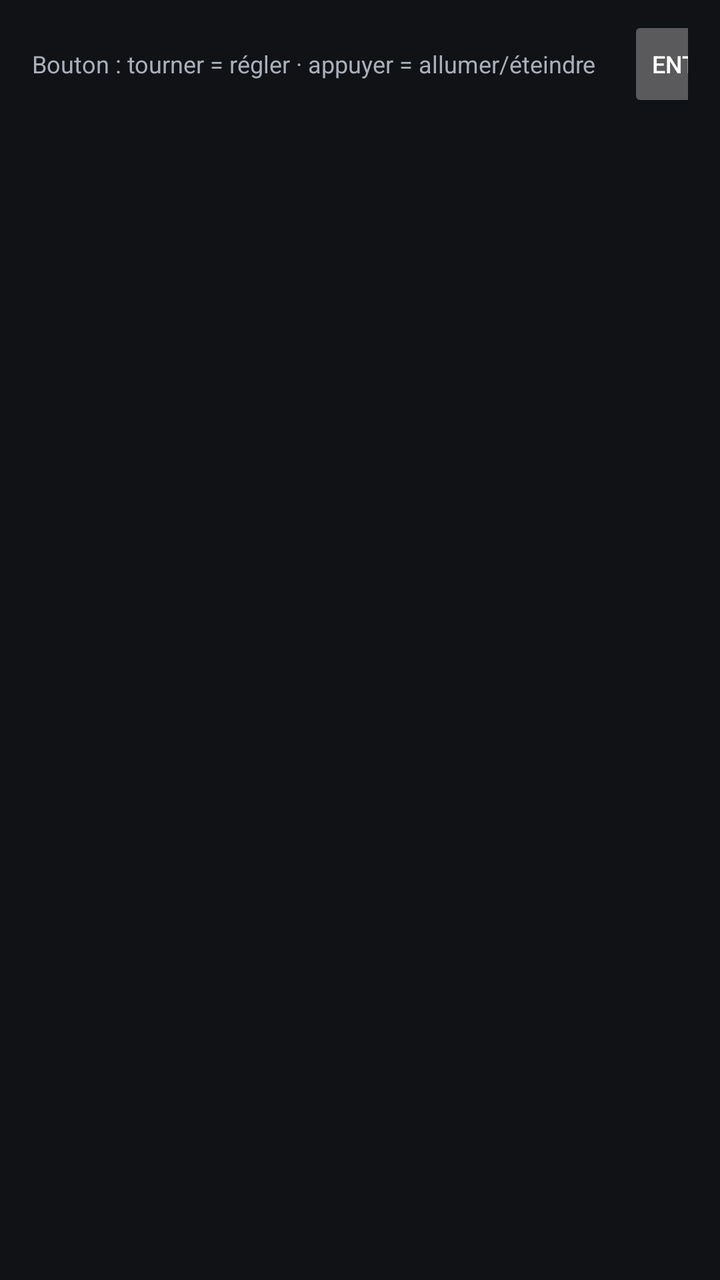
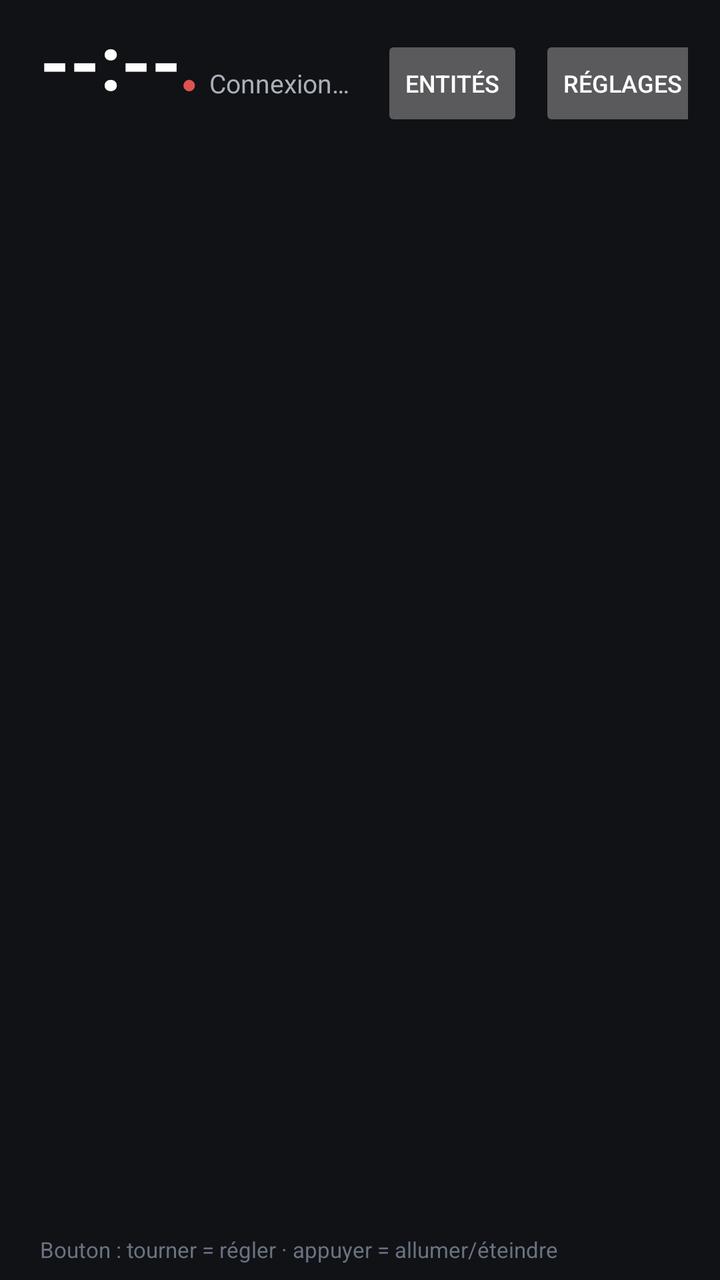

Two renders of the same Android screen: before a commit and after it. Below are the layout's source before the change and the commit's diff.
<!-- AndroidManifest.xml: application theme Theme.HaPanel -->
<!-- res/layout/activity_main.xml -->
<?xml version="1.0" encoding="utf-8"?>
<FrameLayout xmlns:android="http://schemas.android.com/apk/res/android"
    android:layout_width="match_parent"
    android:layout_height="match_parent"
    android:background="@color/background">

    <LinearLayout
        android:layout_width="match_parent"
        android:layout_height="match_parent"
        android:orientation="vertical">

        <LinearLayout
            android:layout_width="match_parent"
            android:layout_height="wrap_content"
            android:orientation="horizontal"
            android:gravity="center_vertical"
            android:paddingStart="16dp"
            android:paddingEnd="16dp"
            android:paddingTop="8dp"
            android:paddingBottom="8dp">

            <TextView
                android:id="@+id/status"
                android:layout_width="0dp"
                android:layout_height="wrap_content"
                android:layout_weight="1"
                android:maxLines="1"
                android:ellipsize="end"
                android:text="@string/status_connecting"
                android:textColor="@color/text_secondary"
                android:textSize="13sp" />

            <TextView
                android:id="@+id/knob_hint"
                android:layout_width="wrap_content"
                android:layout_height="wrap_content"
                android:layout_marginEnd="16dp"
                android:text="@string/knob_hint"
                android:textColor="@color/text_secondary"
                android:textSize="12sp" />

            <Button
                android:id="@+id/entities_button"
                android:layout_width="wrap_content"
                android:layout_height="wrap_content"
                android:minWidth="0dp"
                android:text="@string/entities"
                android:textSize="12sp" />

            <Button
                android:id="@+id/settings_button"
                android:layout_width="wrap_content"
                android:layout_height="wrap_content"
                android:layout_marginStart="8dp"
                android:minWidth="0dp"
                android:text="@string/settings"
                android:textSize="12sp" />

        </LinearLayout>

        <TextView
            android:id="@+id/empty"
            android:layout_width="match_parent"
            android:layout_height="wrap_content"
            android:padding="24dp"
            android:gravity="center"
            android:text="@string/no_entities"
            android:textColor="@color/text_secondary"
            android:visibility="gone" />

        <androidx.recyclerview.widget.RecyclerView
            android:id="@+id/tiles"
            android:layout_width="match_parent"
            android:layout_height="0dp"
            android:layout_weight="1"
            android:paddingStart="11dp"
            android:paddingEnd="11dp"
            android:paddingBottom="8dp"
            android:clipToPadding="false"
            android:scrollbars="none" />

    </LinearLayout>

    <com.judit.hapanel.ScreensaverView
        android:id="@+id/screensaver"
        android:layout_width="match_parent"
        android:layout_height="match_parent"
        android:visibility="gone" />

    
    <com.judit.hapanel.CameraView
        android:id="@+id/camera"
        android:layout_width="match_parent"
        android:layout_height="match_parent"
        android:visibility="gone" />

</FrameLayout>
<!-- resources referenced by this layout -->
<resources>
  <color name="background">#FF101216</color>
  <color name="text_secondary">#FFAAAFB9</color>
  <string name="entities">Entités</string>
  <string name="knob_hint">Bouton : tourner = régler · appuyer = allumer/éteindre</string>
  <string name="no_entities">Aucune entité à afficher. Vérifie la sélection dans les réglages.</string>
  <string name="settings">Réglages</string>
  <string name="status_connecting">Connexion…</string>
  <style name="Theme.HaPanel" parent="Theme.AppCompat.NoActionBar">
          <item name="android:windowBackground">@color/background</item>
          <item name="android:textColorPrimary">@color/text_primary</item>
          <item name="colorAccent">@color/accent</item>
      </style>
  <color name="text_primary">#FFFFFFFF</color>
  <color name="accent">#FF00AAFF</color>
</resources>

<!-- the commit's change to res/layout/activity_main.xml (unified diff, before → after) -->
@@ -9,35 +9,66 @@
         android:layout_height="match_parent"
         android:orientation="vertical">
 
+        
         <LinearLayout
             android:layout_width="match_parent"
             android:layout_height="wrap_content"
             android:orientation="horizontal"
             android:gravity="center_vertical"
-            android:paddingStart="16dp"
+            android:paddingStart="20dp"
             android:paddingEnd="16dp"
-            android:paddingTop="8dp"
-            android:paddingBottom="8dp">
+            android:paddingTop="10dp"
+            android:paddingBottom="10dp">
+
+            <LinearLayout
+                android:layout_width="wrap_content"
+                android:layout_height="wrap_content"
+                android:orientation="vertical">
+
+                <TextView
+                    android:id="@+id/clock"
+                    android:layout_width="wrap_content"
+                    android:layout_height="wrap_content"
+                    android:includeFontPadding="false"
+                    android:text="--:--"
+                    android:textColor="@color/text_primary"
+                    android:textSize="38sp"
+                    android:textStyle="bold" />
+
+                <TextView
+                    android:id="@+id/date"
+                    android:layout_width="wrap_content"
+                    android:layout_height="wrap_content"
+                    android:layout_marginTop="1dp"
+                    android:textColor="@color/text_secondary"
+                    android:textSize="13sp" />
+            </LinearLayout>
+
+            <View
+                android:layout_width="0dp"
+                android:layout_height="1dp"
+                android:layout_weight="1" />
+
+            
+            <TextView
+                android:id="@+id/status_dot"
+                android:layout_width="wrap_content"
+                android:layout_height="wrap_content"
+                android:layout_marginEnd="6dp"
+                android:text="●"
+                android:textColor="@color/status_error"
+                android:textSize="13sp" />
 
             <TextView
                 android:id="@+id/status"
-                android:layout_width="0dp"
+                android:layout_width="wrap_content"
                 android:layout_height="wrap_content"
-                android:layout_weight="1"
+                android:layout_marginEnd="16dp"
                 android:maxLines="1"
                 android:ellipsize="end"
                 android:text="@string/status_connecting"
                 android:textColor="@color/text_secondary"
                 android:textSize="13sp" />
-
-            <TextView
-                android:id="@+id/knob_hint"
-                android:layout_width="wrap_content"
-                android:layout_height="wrap_content"
-                android:layout_marginEnd="16dp"
-                android:text="@string/knob_hint"
-                android:textColor="@color/text_secondary"
-                android:textSize="12sp" />
 
             <Button
                 android:id="@+id/entities_button"
@@ -73,11 +104,23 @@
             android:layout_width="match_parent"
             android:layout_height="0dp"
             android:layout_weight="1"
-            android:paddingStart="11dp"
-            android:paddingEnd="11dp"
-            android:paddingBottom="8dp"
+            android:paddingStart="14dp"
+            android:paddingEnd="14dp"
             android:clipToPadding="false"
             android:scrollbars="none" />
+
+        
+        <TextView
+            android:id="@+id/knob_hint"
+            android:layout_width="match_parent"
+            android:layout_height="wrap_content"
+            android:paddingStart="20dp"
+            android:paddingEnd="20dp"
+            android:paddingTop="4dp"
+            android:paddingBottom="8dp"
+            android:text="@string/knob_hint"
+            android:textColor="@color/text_tertiary"
+            android:textSize="11sp" />
 
     </LinearLayout>
 
<!-- resource entries referenced after the edit -->
@@ -1,7 +1,10 @@
 <!-- resources referenced by this layout -->
 <resources>
   <color name="background">#FF101216</color>
+  <color name="status_error">#FFE05252</color>
+  <color name="text_primary">#FFFFFFFF</color>
   <color name="text_secondary">#FFAAAFB9</color>
+  <color name="text_tertiary">#FF6B7280</color>
   <string name="entities">Entités</string>
   <string name="knob_hint">Bouton : tourner = régler · appuyer = allumer/éteindre</string>
   <string name="no_entities">Aucune entité à afficher. Vérifie la sélection dans les réglages.</string>
@@ -12,7 +15,6 @@
           <item name="android:textColorPrimary">@color/text_primary</item>
           <item name="colorAccent">@color/accent</item>
       </style>
-  <color name="text_primary">#FFFFFFFF</color>
   <color name="accent">#FF00AAFF</color>
 </resources>
 
